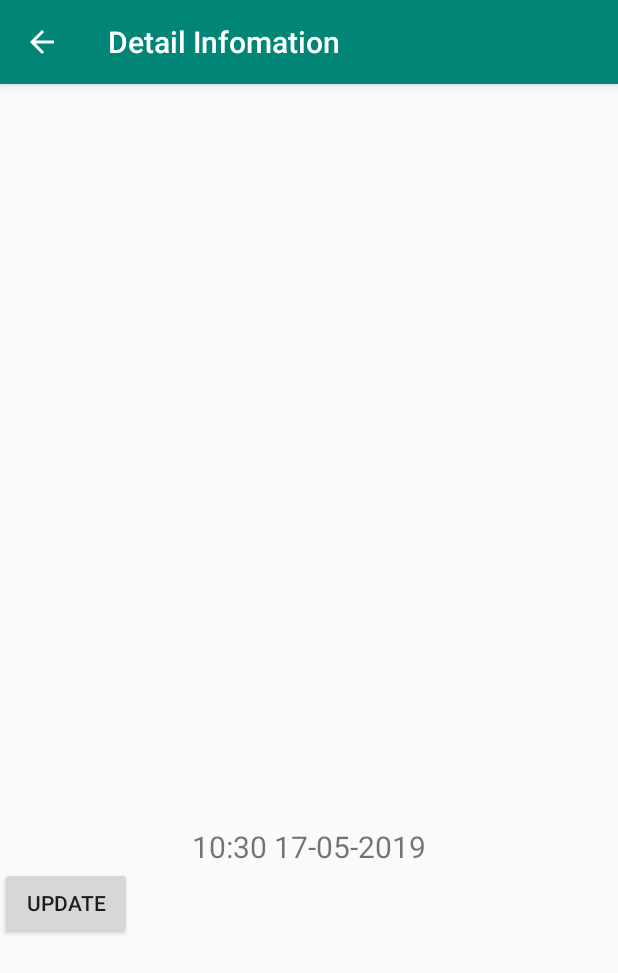
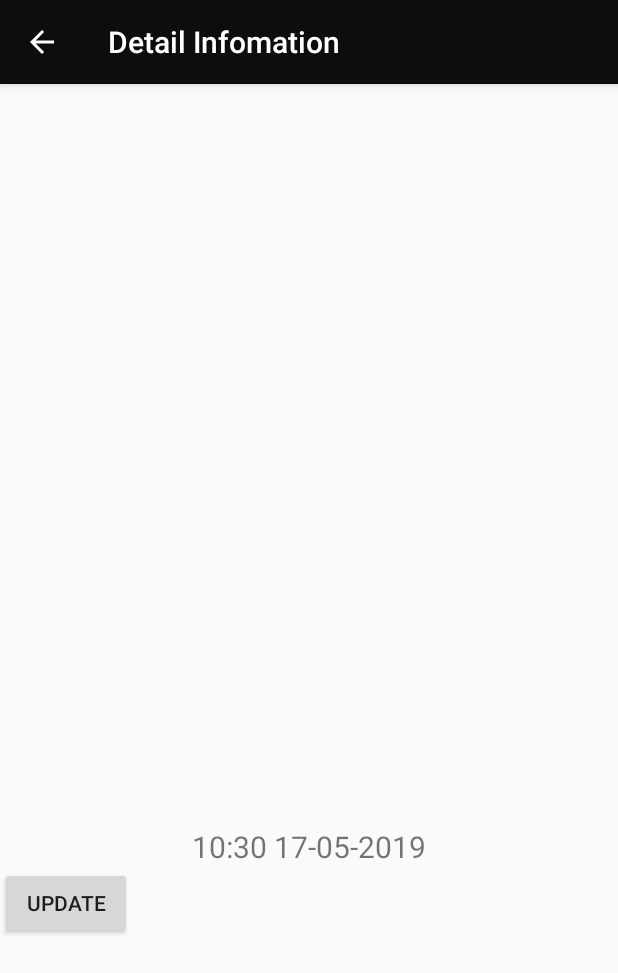
Before and after one commit to nvtc98/AndroidProjects, an Android app: the DetailActivity screen opened directly, with no data from a screen before it, after a tap on "UPDATE", on a phone screen of 412 x 824 dp. Shown: the top 973 px of the screen. Run offline under Robolectric (Android 15) with nearby library versions, the phone set to English and light mode, and no system bars; 5 statements that could not run were skipped.

Commit message:
XONG BÀI 4

```diff
--- a/BarcodeReader/app/src/main/AndroidManifest.xml
+++ b/BarcodeReader/app/src/main/AndroidManifest.xml
@@ -11,9 +11,9 @@
 
     <application
         android:allowBackup="true"
-        android:icon="@mipmap/ic_launcher"
+        android:icon="@mipmap/barcodereader"
         android:label="@string/app_name"
-        android:roundIcon="@mipmap/ic_launcher_round"
+        android:roundIcon="@mipmap/barcodereader"
         android:supportsRtl="true"
         android:theme="@style/AppTheme">
         <activity android:name=".DetailActivity"
--- a/BarcodeReader/app/src/main/java/pat/android/barcodereader/DetailActivity.java
+++ b/BarcodeReader/app/src/main/java/pat/android/barcodereader/DetailActivity.java
@@ -1,12 +1,14 @@
 package pat.android.barcodereader;
 
 import android.os.Bundle;
+import android.os.Environment;
 import android.support.v4.app.ActivityCompat;
 import android.support.v7.app.AppCompatActivity;
 import android.view.View;
 import android.widget.Button;
 import android.widget.ImageView;
 import android.widget.TextView;
+import android.widget.Toast;
 
 import com.opencsv.CSVWriter;
 
@@ -14,10 +16,8 @@ import java.io.File;
 import java.io.FileWriter;
 import java.io.IOException;
 import java.text.SimpleDateFormat;
-import java.util.ArrayList;
 import java.util.Calendar;
 import java.util.Date;
-import java.util.List;
 
 public class DetailActivity extends AppCompatActivity  implements ActivityCompat.OnRequestPermissionsResultCallback {
     Student a = new Student();
@@ -38,35 +38,42 @@ public class DetailActivity extends AppCompatActivity  implements ActivityCompat
         txtID.setText(array[0]);
         txtName.setText(array[1]);
         txtDay.setText(GetNowDate());
-        //final String csv = (Environment.getExternalStorageDirectory().getAbsolutePath() + "/rs.csv"); // Here csv file name is MyCsvFile.csv
+        final String csv = (Environment.getExternalStorageDirectory().getAbsolutePath() + "/rs.csv"); // Here csv file name is MyCsvFile.csv
 
         btnUpdate.setOnClickListener(new View.OnClickListener() {
             @Override
             public void onClick(View v) {
-                /*String csv = (Environment.getExternalStorageDirectory().getAbsolutePath() + "/rs.csv");
+                //String csv = (Environment.getExternalStorageDirectory().getAbsolutePath() + "/rs.csv");
+                try {
+                    File folder = new File(csv);
+                    boolean var = false;
+                    CSVWriter writer = null;
+                    if (!folder.exists()) {
+                        Toast.makeText(DetailActivity.this,"File ko tồn tại",Toast.LENGTH_SHORT).show();
+                        writer = new CSVWriter(new FileWriter(csv));
+                    }
+                    else
+                    {
+                        Toast.makeText(DetailActivity.this,"File tồn tại",Toast.LENGTH_SHORT).show();
 
-                try {
-                    CSVWriter writer = new CSVWriter(new FileWriter(csv));
+                    }
 
-                    List<String[]> data = new ArrayList<String[]>();
-                    data.add(new String[]{"Country", "Capital"});
-                    data.add(new String[]{"India", "New Delhi"});
-                    data.add(new String[]{"United States", "Washington D.C"});
-                    data.add(new String[]{"Germany", "Berlin"});
 
-                    writer.writeAll(data); // data is adding to csv
+                    //List<String[]> data = new ArrayList<String[]>();
+                    //data.add(new String[]{a.getId(), a.getName(), String.valueOf(a.getImg()),GetNowDate()});
+                    String[] data = new String[]{a.getId(), a.getName(), String.valueOf(a.getImg()),GetNowDate()};
+                    writer.writeNext(data); // data is adding to csv
 
                     writer.close();
                 } catch (IOException e) {
                     e.printStackTrace();
-                }*/
-                WriteCSV(a);
+                }
             }
          });
 
     }
 
-    private void WriteCSV(Student student){
+    /*private void WriteCSV(Student student){
         String csv =getExternalFilesDir(null).getAbsolutePath()+"/data.csv";
         try {
             String fileUrl = "/BarcodeReader/data.csv";
@@ -79,18 +86,144 @@ public class DetailActivity extends AppCompatActivity  implements ActivityCompat
 
             CSVWriter writer = new CSVWriter(new FileWriter(csv));
             List<String[]> data = new ArrayList<String[]>();
-            data.add(new String[]{"Country", "Capital"});
-            data.add(new String[]{"India", "New Delhi"});
-            data.add(new String[]{"United States", "Washington D.C"});
-            data.add(new String[]{"Germany", "Berlin"});
+            data.add(new String[]{a.getId(), a.getName(), String.valueOf(a.getImg()),GetNowDate()});
 
             writer.writeAll(data); // data is adding to csv
             writer.close();
         } catch (IOException e) {
             e.printStackTrace();
         }
-    }
+    }*/
 
+    /*public void exportEmailInCSV() throws IOException {
+        {
+
+            File folder = new File(Environment.getExternalStorageDirectory()
+                    + "/Folder");
+
+            boolean var = false;
+            if (!folder.exists())
+                var = folder.mkdir();
+
+            System.out.println("" + var);
+
+
+            final String filename = folder.toString() + "/" + "Test.csv";
+
+            // show waiting screen
+            CharSequence contentTitle = getString(R.string.app_name);
+            final ProgressDialog progDailog = ProgressDialog.show(
+                    DetailActivity.this, contentTitle, "even geduld aub...",
+                    true);//please wait
+            final Handler handler = new Handler() {
+                @Override
+                public void handleMessage(Message msg) {
+
+
+
+
+                }
+            };
+
+            new Thread() {
+                public void run() {
+                    try {
+
+                        FileWriter fw = new FileWriter(filename);
+
+                        Cursor cursor = stu.selectAll();
+
+                        fw.append("No");
+                        fw.append(',');
+
+                        fw.append("code");
+                        fw.append(',');
+
+                        fw.append("nr");
+                        fw.append(',');
+
+                        fw.append("Orde");
+                        fw.append(',');
+
+                        fw.append("Da");
+                        fw.append(',');
+
+                        fw.append("Date");
+                        fw.append(',');
+
+                        fw.append("Leverancier");
+                        fw.append(',');
+
+                        fw.append("Baaln");
+                        fw.append(',');
+
+                        fw.append("asd");
+                        fw.append(',');
+
+                        fw.append("Kwaliteit");
+                        fw.append(',');
+
+                        fw.append("asd");
+                        fw.append(',');
+
+                        fw.append('\n');
+
+                        if (cursor.moveToFirst()) {
+                            do {
+                                fw.append(cursor.getString(0));
+                                fw.append(',');
+
+                                fw.append(cursor.getString(1));
+                                fw.append(',');
+
+                                fw.append(cursor.getString(2));
+                                fw.append(',');
+
+                                fw.append(cursor.getString(3));
+                                fw.append(',');
+
+                                fw.append(cursor.getString(4));
+                                fw.append(',');
+
+                                fw.append(cursor.getString(5));
+                                fw.append(',');
+
+                                fw.append(cursor.getString(6));
+                                fw.append(',');
+
+                                fw.append(cursor.getString(7));
+                                fw.append(',');
+
+                                fw.append(cursor.getString(8));
+                                fw.append(',');
+
+                                fw.append(cursor.getString(9));
+                                fw.append(',');
+
+                                fw.append(cursor.getString(10));
+                                fw.append(',');
+
+                                fw.append('\n');
+
+                            } while (cursor.moveToNext());
+                        }
+                        if (cursor != null && !cursor.isClosed()) {
+                            cursor.close();
+                        }
+
+                        // fw.flush();
+                        fw.close();
+
+                    } catch (Exception e) {
+                    }
+                    handler.sendEmptyMessage(0);
+                    progDailog.dismiss();
+                }
+            }.start();
+
+        }
+
+    }*/
 
 
     /*private int getRowIndex(String sFileName,String ID)
--- a/BarcodeReader/app/src/main/java/pat/android/barcodereader/MainActivity.java
+++ b/BarcodeReader/app/src/main/java/pat/android/barcodereader/MainActivity.java
@@ -26,7 +26,6 @@ import java.util.Calendar;
 import java.util.Date;
 
 public class MainActivity extends AppCompatActivity implements StudentAdapter.OnStudentListener {
-    static final String ACTION_SCAN = "com.google.zxing.client.android.SCAN";
     ArrayList<Student> students = new ArrayList<Student>();
     EditText ketqua;
     @Override
@@ -53,9 +52,11 @@ public class MainActivity extends AppCompatActivity implements StudentAdapter.On
             @Override
             public void onClick(View v) {
                 adapter.getFilter().filter(searchID.getText().toString());
+                // Not result found
                 if(students.size()==0){
                     Toast.makeText(MainActivity.this, "No result found", Toast.LENGTH_SHORT).show();
                 }
+
             }
         });
 
@@ -128,6 +129,7 @@ public class MainActivity extends AppCompatActivity implements StudentAdapter.On
         b.putStringArray("DetailInfo", new String[]{a.getId(),a.getName(), String.valueOf(a.getImg()),a.getDay()});
         Intent intent= new Intent(this,DetailActivity.class);
         intent.putExtras(b);
+        intent.putExtra("StudentLst",students);
         startActivity(intent);
         //startActivityForResult(intent,1);
     }
--- a/BarcodeReader/app/src/main/java/pat/android/barcodereader/Student.java
+++ b/BarcodeReader/app/src/main/java/pat/android/barcodereader/Student.java
@@ -1,9 +1,11 @@
 package pat.android.barcodereader;
+
+import java.io.Serializable;
 
 /**
  * Created by Trúc on 5/15/2019.
  */
-public class Student {
+public class Student implements Serializable {
     private String id;
     private String name;
     private String day;
--- a/BarcodeReader/app/src/main/java/pat/android/barcodereader/StudentAdapter.java
+++ b/BarcodeReader/app/src/main/java/pat/android/barcodereader/StudentAdapter.java
@@ -110,7 +110,7 @@ public class StudentAdapter extends RecyclerView.Adapter<StudentAdapter.ViewHold
         protected FilterResults performFiltering(CharSequence constraint) {
             List<Student> filteredList = new ArrayList<>();
             if (constraint == null || constraint.length() == 0) {
-                filteredList.clear();
+                filteredList.addAll(mStudentsFull);
             }
             else {
                 String filterPattern = constraint.toString().toLowerCase().trim();
@@ -118,6 +118,8 @@ public class StudentAdapter extends RecyclerView.Adapter<StudentAdapter.ViewHold
                     if(item.getId().toLowerCase().contains(filterPattern)){
                         filteredList.add(item);
                     }
+                    else
+                        filteredList.clear();
                 }
             }
 
--- a/BarcodeReader/app/src/main/res/layout/activity_main.xml
+++ b/BarcodeReader/app/src/main/res/layout/activity_main.xml
@@ -28,13 +28,14 @@
         android:layout_height="wrap_content"
         app:layout_constraintTop_toTopOf="parent"
         app:layout_constraintLeft_toRightOf="@id/btnSearch"/>
+
     <android.support.v7.widget.RecyclerView
         android:id="@+id/recyclerview"
         android:layout_width="match_parent"
-        android:layout_height="wrap_content"
-        tools:layout_editor_absoluteY="48dp"
+        android:layout_height="0dp"
+        app:layout_constraintBottom_toBottomOf="parent"
+        app:layout_constraintLeft_toRightOf="parent"
         app:layout_constraintTop_toBottomOf="@id/txtKey"
-        app:layout_constraintLeft_toRightOf="parent"
-        app:layout_constraintBottom_toBottomOf="parent"/>
+        app:layout_constraintVertical_bias="0.0" />
 
 </android.support.constraint.ConstraintLayout>
--- a/BarcodeReader/app/src/main/res/values/colors.xml
+++ b/BarcodeReader/app/src/main/res/values/colors.xml
@@ -1,6 +1,6 @@
 <?xml version="1.0" encoding="utf-8"?>
 <resources>
-    <color name="colorPrimary">#008577</color>
+    <color name="colorPrimary">#0C0D0F</color>
     <color name="colorPrimaryDark">#00574B</color>
     <color name="colorAccent">#D81B60</color>
 </resources>
```
Also changed, not shown: BarcodeReader/app/src/main/res/mipmap-xhdpi/barcodereader.png (added), HoChiMinhTour/app/src/main/res/mipmap-hdpi/tour.png (added).
